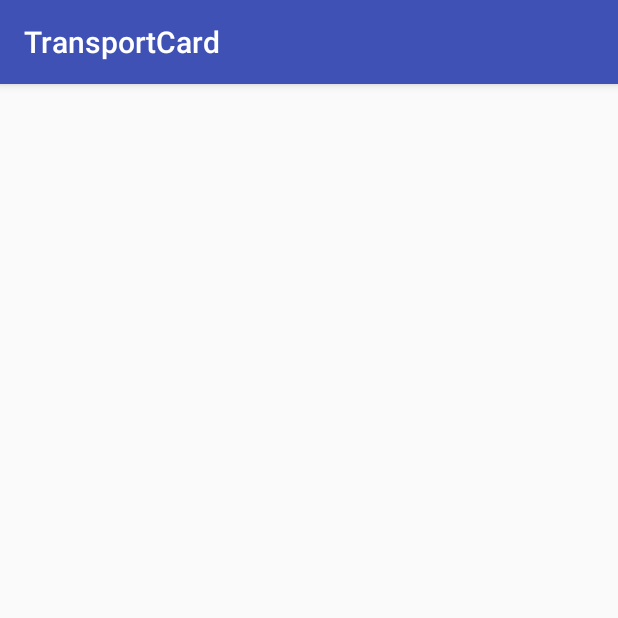
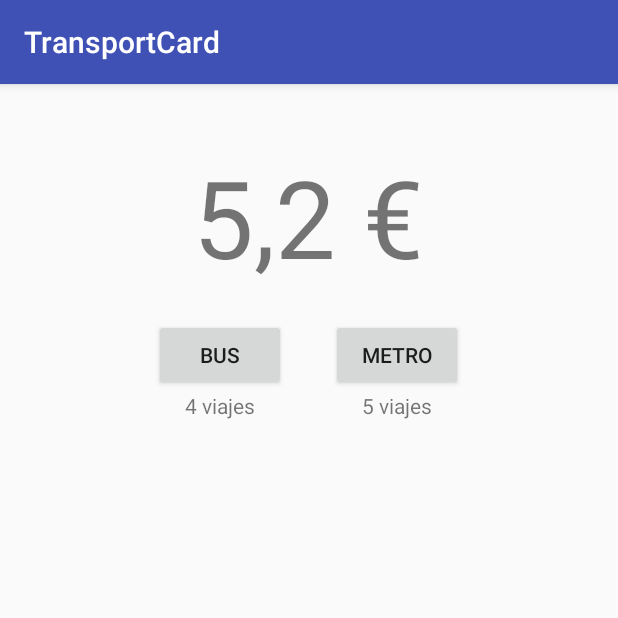
Before and after one commit to jeacelo/TransportCard, an Android app: the screen it shows after launch (MainActivity), on a phone screen of 412 x 824 dp, the top half of it. Run offline under Robolectric (Android 15) with nearby library versions, the phone set to English and light mode, and no system bars.

Commit message:
Saldo, botones (no image) y viajes in layout

```diff
--- a/app/src/main/res/layout/activity_main.xml
+++ b/app/src/main/res/layout/activity_main.xml
@@ -5,8 +5,58 @@
     xmlns:app="http://schemas.android.com/apk/res-auto"
     android:layout_width="match_parent"
     android:layout_height="match_parent"
-    android:orientation="horizontal"
+    android:layout_margin="20dp"
+    android:orientation="vertical"
     tools:context="es.devjacl.transportcard.MainActivity">
 
-
+    <TextView
+        android:id="@+id/saldo"
+        android:layout_width="wrap_content"
+        android:layout_height="wrap_content"
+        android:layout_gravity="center"
+        android:layout_marginTop="20dp"
+        android:longClickable="true"
+        android:textSize="72dp"
+        android:text="5,2 €" />
+    <TableLayout
+        android:layout_width="wrap_content"
+        android:layout_height="wrap_content"
+        android:layout_margin="20dp"
+        android:layout_gravity="center">
+        <TableRow>
+            <Button
+                android:id="@+id/botonBus"
+                android:layout_width="wrap_content"
+                android:layout_height="wrap_content"
+                android:layout_weight="1"
+                android:layout_gravity="center"
+                android:layout_marginRight="10dp"
+                android:text="Bus" />
+            <Button
+                android:id="@+id/botonMetro"
+                android:layout_width="wrap_content"
+                android:layout_height="wrap_content"
+                android:layout_alignParentEnd="true"
+                android:layout_weight="1"
+                android:layout_marginLeft="10dp"
+                android:layout_gravity="center"
+                android:text="Metro" />
+        </TableRow>
+        <TableRow>
+            <TextView
+                android:id="@+id/textoBus"
+                android:layout_width="wrap_content"
+                android:layout_height="wrap_content"
+                android:layout_gravity="center"
+                android:layout_marginRight="10dp"
+                android:text="4 viajes" />
+            <TextView
+                android:id="@+id/textoMetro"
+                android:layout_width="wrap_content"
+                android:layout_height="wrap_content"
+                android:layout_gravity="center"
+                android:layout_marginLeft="10dp"
+                android:text="5 viajes" />
+        </TableRow>
+    </TableLayout>
 </LinearLayout>
```
Also changed, not shown: 6 other files.
